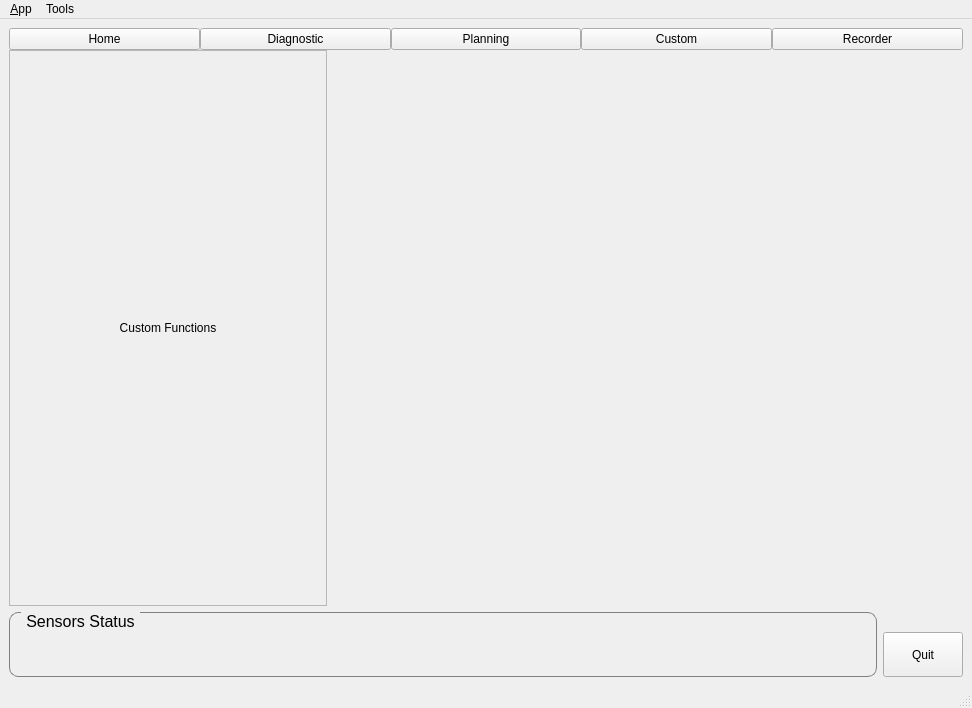
Above: ui/main_window.ui from CastielLiu/av_console before the change. Below: the same form after it.
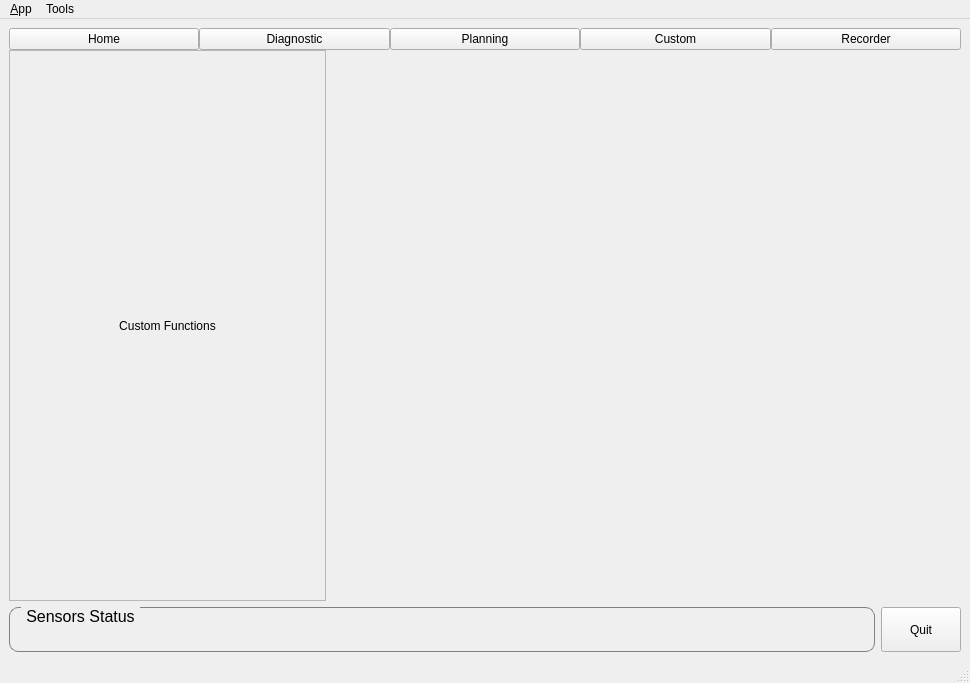
That is the form after the change. The open tabs and pages were chosen to show the change. Icons and pictures are not drawn. Custom widgets are drawn as their Qt base class.

```diff
--- a/ui/main_window.ui
+++ b/ui/main_window.ui
@@ -6,8 +6,8 @@
    <rect>
     <x>0</x>
     <y>0</y>
-    <width>972</width>
-    <height>708</height>
+    <width>970</width>
+    <height>683</height>
    </rect>
   </property>
   <property name="windowTitle">
@@ -21,7 +21,7 @@
    <locale language="English" country="Australia"/>
   </property>
   <widget class="QWidget" name="centralwidget">
-   <layout class="QVBoxLayout" name="verticalLayout_19">
+   <layout class="QVBoxLayout" name="verticalLayout_19" stretch="50,1">
     <item>
      <layout class="QVBoxLayout" name="verticalLayout_7" stretch="0,0">
       <property name="spacing">
@@ -1348,8 +1348,8 @@
               <rect>
                <x>0</x>
                <y>0</y>
-               <width>162</width>
-               <height>45</height>
+               <width>313</width>
+               <height>529</height>
               </rect>
              </property>
              <layout class="QVBoxLayout" name="verticalLayout_6" stretch="1,1000">
@@ -1841,7 +1841,7 @@
     <rect>
      <x>0</x>
      <y>0</y>
-     <width>972</width>
+     <width>970</width>
      <height>22</height>
     </rect>
    </property>
```
